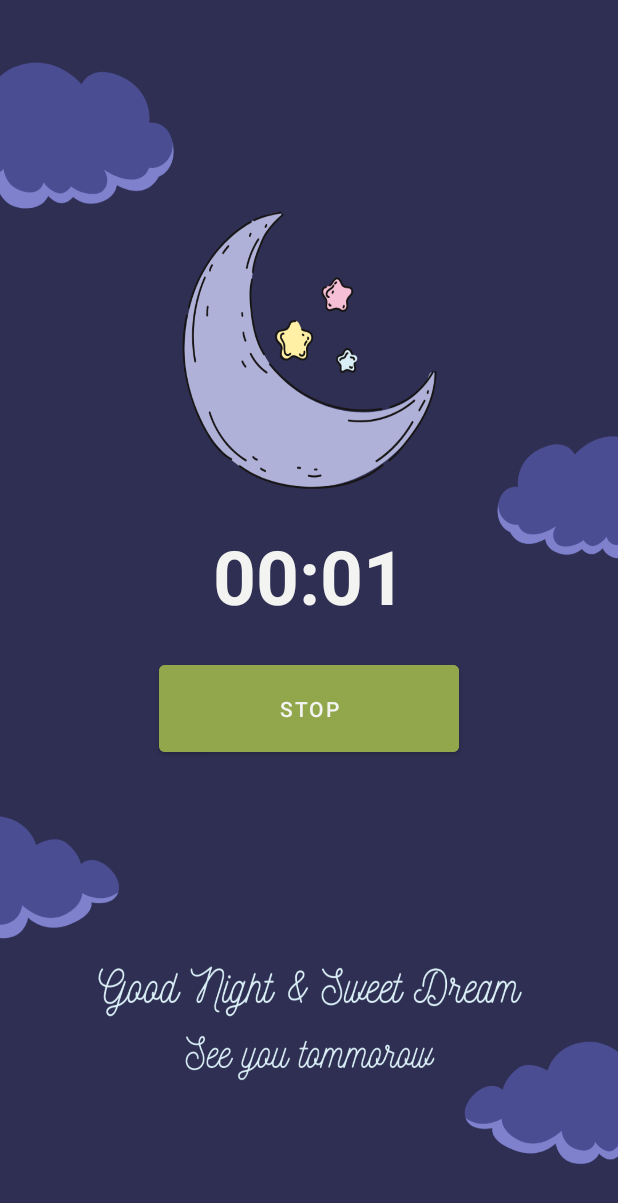
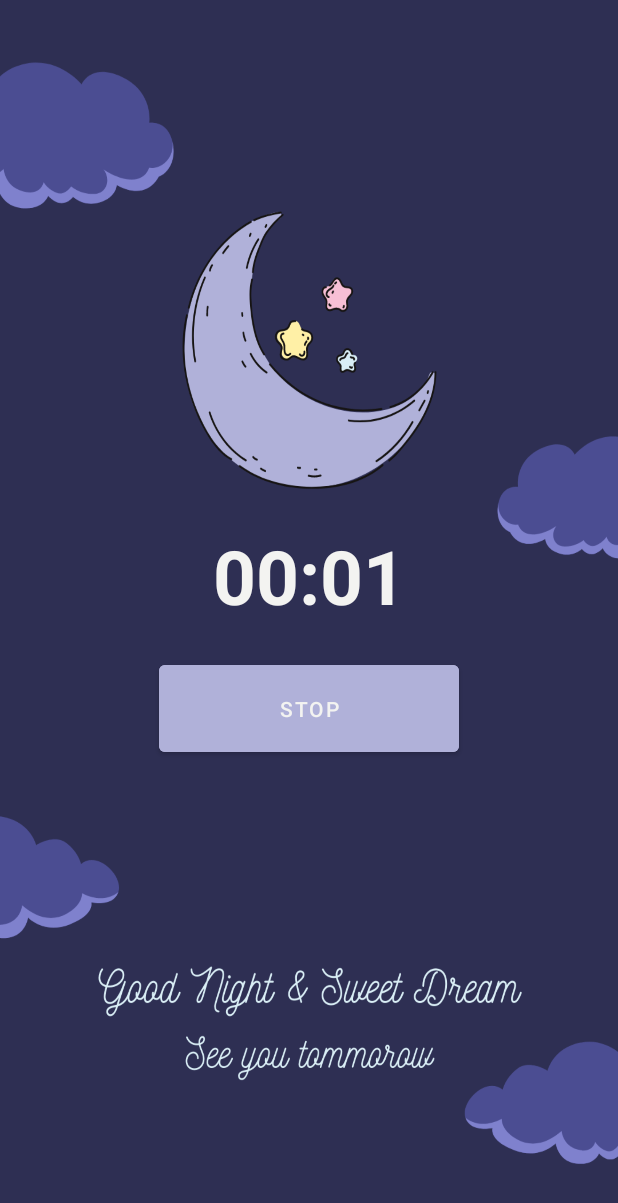
Before and after one commit to BusraSunar/Ucu_Birarada_Android, an Android app: the SleepCounterActivity screen opened directly, with no data from a screen before it, on a phone screen of 412 x 824 dp. Shown: the top 1203 px of the screen. Run offline under Robolectric (Android 15) with nearby library versions, the phone set to English and light mode, and no system bars; our stand-ins replace Volley; network calls fail; 2 statements that could not run were skipped.

Commit message:
color eklendi

```diff
--- a/app/src/main/res/layout/activity_sleep_counter.xml
+++ b/app/src/main/res/layout/activity_sleep_counter.xml
@@ -29,14 +29,14 @@
             android:id="@+id/stopButton"
             android:layout_width="200dp"
             android:layout_height="70dp"
+            android:layout_below="@+id/counter"
+            android:layout_centerHorizontal="true"
             android:layout_gravity="center_horizontal"
-            android:layout_centerHorizontal="true"
             android:layout_marginTop="20dp"
-            android:backgroundTint="@color/green"
-            android:layout_below="@+id/counter"
+            android:backgroundTint="@color/purple"
+            android:onClick="stopButtonAction"
             android:text="STOP"
-            android:textColor="@color/white"
-            android:onClick="stopButtonAction"/>
+            android:textColor="@color/white" />
 
     </RelativeLayout>
 </RelativeLayout>
--- a/app/src/main/res/values/colors.xml
+++ b/app/src/main/res/values/colors.xml
@@ -22,4 +22,5 @@
     <color name="dark_green">#2E5700</color>
     <color name="dark_green_chat">#244500</color>
     <color name="dark_green_chat_received">#1B3400</color>
+    <color name="purple">#B0B1D9</color>
 </resources>
```
